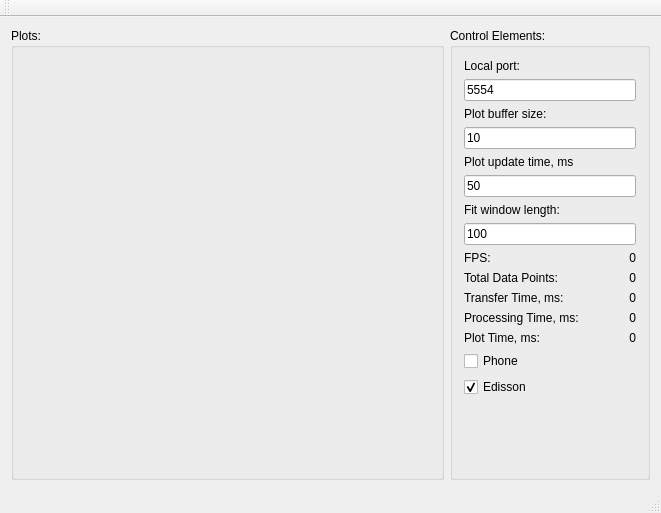
Old version of the form Racket Motion Server_Qt/RacketMotionServer/mainwin.ui in the repository Sureshdharani/Racket-Project.
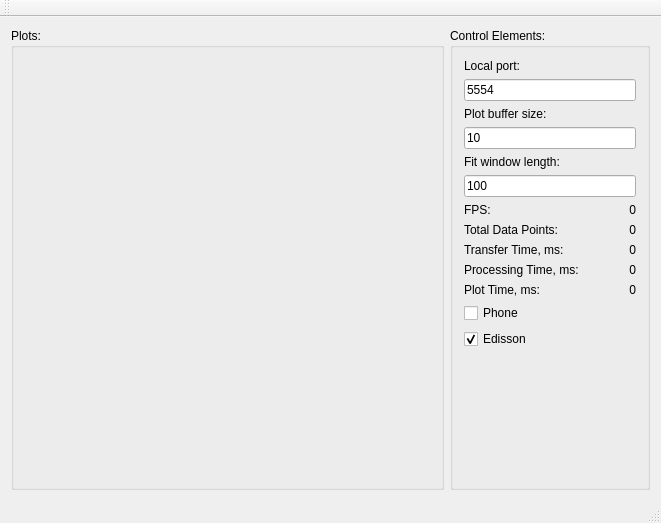
New version of the form. Custom widgets are drawn as their Qt base class.

The edit to the form file:
```diff
--- a/Racket Motion Server_Qt/RacketMotionServer/mainwin.ui
+++ b/Racket Motion Server_Qt/RacketMotionServer/mainwin.ui
@@ -7,7 +7,7 @@
     <x>0</x>
     <y>0</y>
     <width>661</width>
-    <height>513</height>
+    <height>523</height>
    </rect>
   </property>
   <property name="windowTitle">
@@ -208,39 +208,6 @@
          </item>
         </layout>
        </item>
-       <item>
-        <layout class="QVBoxLayout" name="verticalLayout_4">
-         <item>
-          <widget class="QLabel" name="label_4">
-           <property name="sizePolicy">
-            <sizepolicy hsizetype="Preferred" vsizetype="Fixed">
-             <horstretch>0</horstretch>
-             <verstretch>0</verstretch>
-            </sizepolicy>
-           </property>
-           <property name="text">
-            <string>Plot update time, ms</string>
-           </property>
-          </widget>
-         </item>
-         <item>
-          <widget class="QLineEdit" name="pltUpTimeMSLnEd">
-           <property name="sizePolicy">
-            <sizepolicy hsizetype="Preferred" vsizetype="Fixed">
-             <horstretch>0</horstretch>
-             <verstretch>0</verstretch>
-            </sizepolicy>
-           </property>
-           <property name="inputMask">
-            <string extracomment="Local Port"/>
-           </property>
-           <property name="text">
-            <string>50</string>
-           </property>
-          </widget>
-         </item>
-        </layout>
-       </item>
        <item>
         <layout class="QVBoxLayout" name="verticalLayout_5">
          <item>
```
